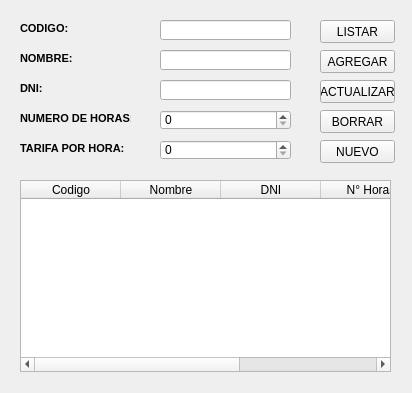
Qt form view/FormularioEmpleado.ui (jccallo/crud-qtdesigner-mysql-python) before a commit.
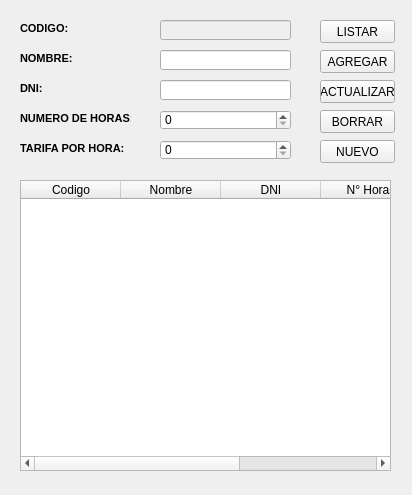
The same form after that commit. Icons and pictures are not drawn.

What changed in the file:
```diff
--- a/view/FormularioEmpleado.ui
+++ b/view/FormularioEmpleado.ui
@@ -7,7 +7,7 @@
     <x>0</x>
     <y>0</y>
     <width>412</width>
-    <height>393</height>
+    <height>495</height>
    </rect>
   </property>
   <property name="windowTitle">
@@ -123,7 +123,10 @@
      <string>TARIFA POR HORA:</string>
     </property>
    </widget>
-   <widget class="QLineEdit" name="txtCodigo">
+   <widget class="QLineEdit" name="txtId">
+    <property name="enabled">
+     <bool>false</bool>
+    </property>
     <property name="geometry">
      <rect>
       <x>160</x>
@@ -132,6 +135,9 @@
       <height>20</height>
      </rect>
     </property>
+    <property name="readOnly">
+     <bool>false</bool>
+    </property>
    </widget>
    <widget class="QLineEdit" name="txtNombre">
     <property name="geometry">
@@ -179,7 +185,7 @@
       <x>20</x>
       <y>180</y>
       <width>371</width>
-      <height>192</height>
+      <height>291</height>
      </rect>
     </property>
     <property name="minimumSize">
@@ -197,36 +203,66 @@
     <property name="sizeAdjustPolicy">
      <enum>QAbstractScrollArea::AdjustIgnored</enum>
     </property>
+    <property name="editTriggers">
+     <set>QAbstractItemView::NoEditTriggers</set>
+    </property>
+    <property name="selectionMode">
+     <enum>QAbstractItemView::SingleSelection</enum>
+    </property>
+    <property name="selectionBehavior">
+     <enum>QAbstractItemView::SelectRows</enum>
+    </property>
     <property name="showGrid">
      <bool>true</bool>
     </property>
     <attribute name="horizontalHeaderMinimumSectionSize">
      <number>31</number>
     </attribute>
+    <attribute name="verticalHeaderVisible">
+     <bool>false</bool>
+    </attribute>
+    <attribute name="verticalHeaderDefaultSectionSize">
+     <number>23</number>
+    </attribute>
     <column>
      <property name="text">
       <string>Codigo</string>
      </property>
+     <property name="textAlignment">
+      <set>AlignCenter</set>
+     </property>
     </column>
     <column>
      <property name="text">
       <string>Nombre</string>
      </property>
+     <property name="textAlignment">
+      <set>AlignCenter</set>
+     </property>
     </column>
     <column>
      <property name="text">
       <string>DNI</string>
      </property>
+     <property name="textAlignment">
+      <set>AlignCenter</set>
+     </property>
     </column>
     <column>
      <property name="text">
       <string>N° Horas</string>
      </property>
+     <property name="textAlignment">
+      <set>AlignCenter</set>
+     </property>
     </column>
     <column>
      <property name="text">
       <string>Tarifa x Hora</string>
      </property>
+     <property name="textAlignment">
+      <set>AlignCenter</set>
+     </property>
     </column>
    </widget>
    <widget class="QPushButton" name="btnListar">
```
Left out of the diff: 2 changed lines with no effect on the pictures.
